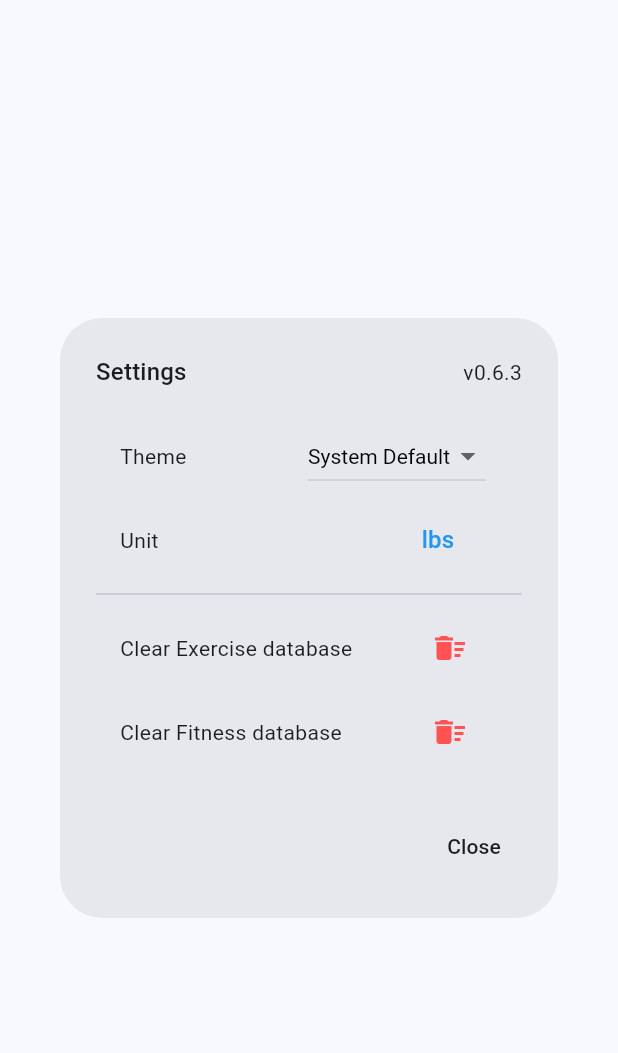
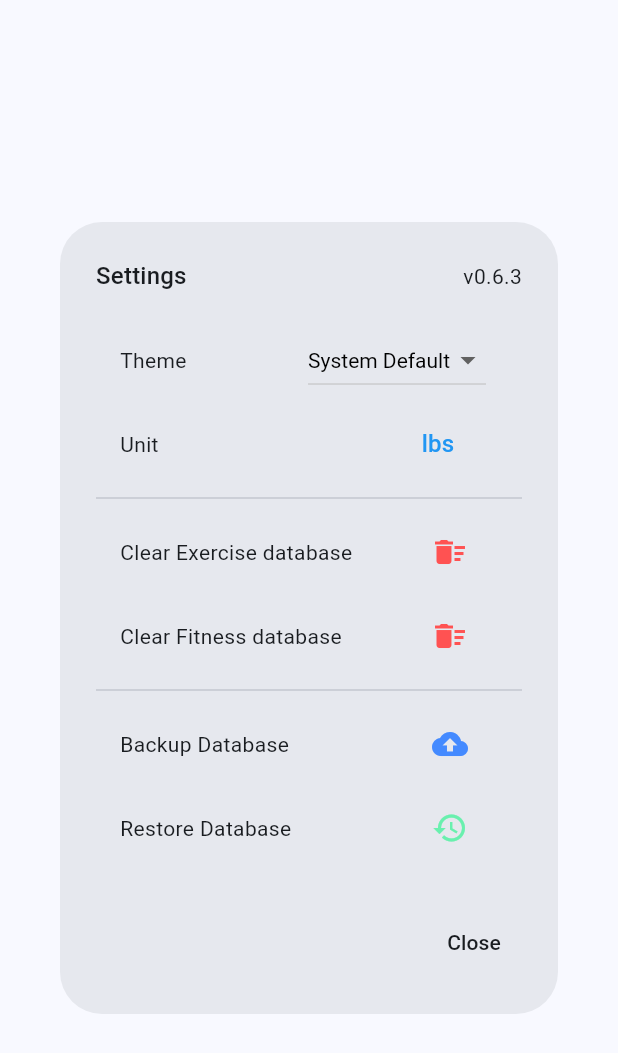
Before and after one commit to andreped/IronFlow, a Flutter app: the SettingsModal widget shown alone on an empty page, opened directly with empty values, on a phone screen of 412 x 824 dp. Shown: the top 1053 px of the screen. Run offline on Flutter 3.47's test engine with Material 3 defaults, Android fonts, the phone set to English and light mode, and no system bars; our stand-ins replace file_picker, fl_chart, package_info_plus, permission_handler, sqflite, table_calendar; accounts and stored records are empty.

Commit message:
Implemented logic to allow backup and restore of database

```diff
--- a/lib/widgets/settings.dart
+++ b/lib/widgets/settings.dart
@@ -257,6 +257,37 @@ class _SettingsModalState extends State<SettingsModal> {
                 },
               ),
             ),
+            Divider(),
+            ListTile(
+              title: Text(
+                'Backup Database',
+                style: Theme.of(context)
+                    .textTheme
+                    .bodyMedium
+                    ?.copyWith(fontSize: 14),
+              ),
+              trailing: IconButton(
+                icon: Icon(Icons.backup, color: Colors.blueAccent),
+                onPressed: () async {
+                  await _dbHelper.backupDatabase();
+                },
+              ),
+            ),
+            ListTile(
+              title: Text(
+                'Restore Database',
+                style: Theme.of(context)
+                    .textTheme
+                    .bodyMedium
+                    ?.copyWith(fontSize: 14),
+              ),
+              trailing: IconButton(
+                icon: Icon(Icons.restore, color: Colors.greenAccent),
+                onPressed: () async {
+                  await _dbHelper.restoreDatabase();
+                },
+              ),
+            )
           ],
         ),
       ),
```
Also changed, not shown: lib/core/database.dart (+68 -0 lines).
